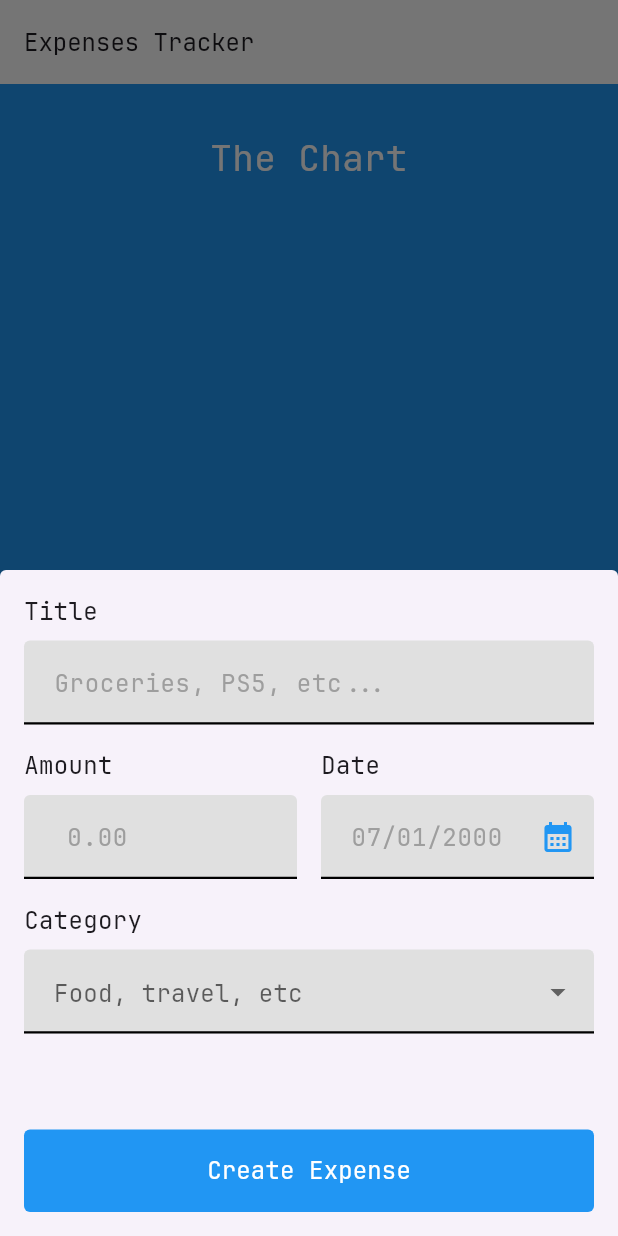
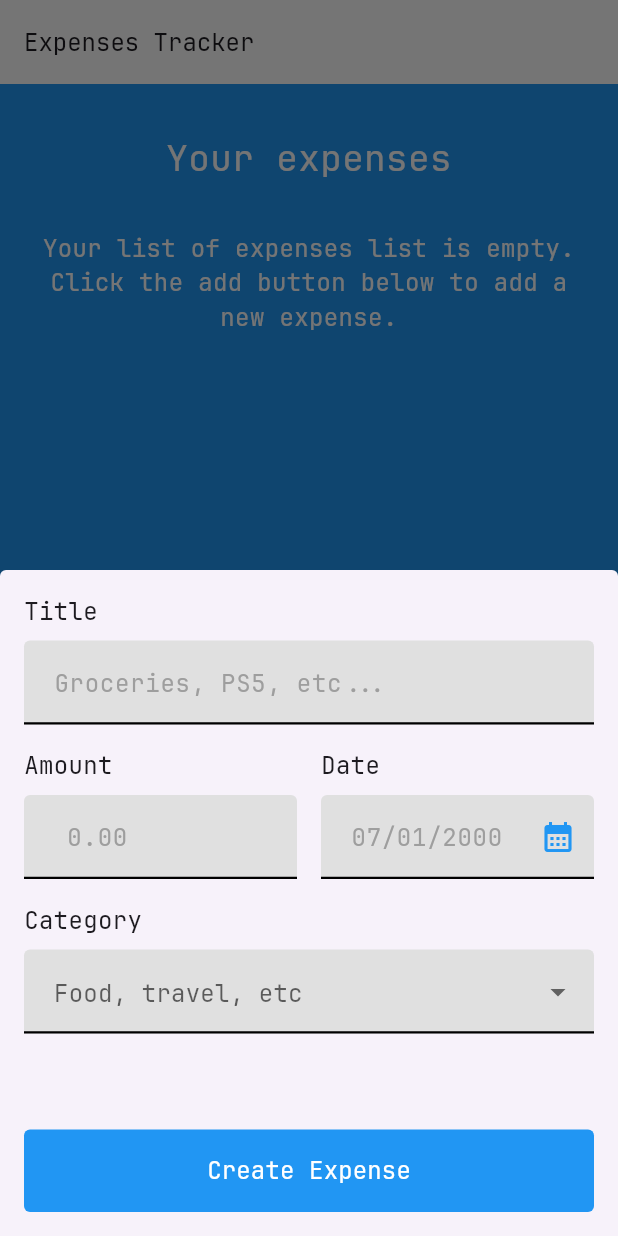
Before and after one commit to TNury/flutter_expenses_app, a Flutter app: the screen it shows after launch, after a tap on the "add" icon, on a phone screen of 412 x 824 dp. Run offline on Flutter 3.47's test engine with Material 2 defaults, Android fonts, the phone set to English and light mode, and no system bars.

Commit message:
feat: Create expense delition feature

```diff
--- a/lib/widgets/screens/expenses_screen.dart
+++ b/lib/widgets/screens/expenses_screen.dart
@@ -14,13 +14,13 @@ class ExpensesScreen extends StatefulWidget {
 class _ExpensesScreenState extends State<ExpensesScreen> {
   final List<Expense> _registeredExpenses = [];
 
-  void createExpense(Expense expense) {
+  void _createExpense(Expense expense, [int index = 0]) {
     setState(() {
-      _registeredExpenses.add(expense);
+      _registeredExpenses.insert(index, expense);
     });
   }
 
-  void removeExpense(Expense expense) {
+  void _removeExpense(Expense expense) {
     setState(() {
       _registeredExpenses.remove(expense);
     });
@@ -31,7 +31,7 @@ class _ExpensesScreenState extends State<ExpensesScreen> {
       context: context,
       isScrollControlled: true,
       builder: (modalContext) => ExpenseCreationModal(
-        createExpense: createExpense,
+        createExpense: _createExpense,
       ),
     );
   }
@@ -47,12 +47,12 @@ class _ExpensesScreenState extends State<ExpensesScreen> {
         child: Column(
           mainAxisSize: MainAxisSize.min,
           children: [
-            const Text(
-              'The Chart',
-              style: TextStyle(fontSize: 24, color: Colors.white),
-            ),
             Expanded(
-              child: ExpensesList(_registeredExpenses, removeExpense),
+              child: ExpensesList(
+                expensesList: _registeredExpenses,
+                removeExpense: _removeExpense,
+                createExpense: _createExpense,
+              ),
             ),
           ],
         ),
--- a/lib/widgets/ui/modals/expense_creation_modal.dart
+++ b/lib/widgets/ui/modals/expense_creation_modal.dart
@@ -10,7 +10,7 @@ class ExpenseCreationModal extends StatefulWidget {
     super.key,
   });
 
-  final Function(Expense expense) createExpense;
+  final Function(Expense expense, [int index]) createExpense;
 
   @override
   State<ExpenseCreationModal> createState() => _ExpenseCreationModalState();
--- a/lib/widgets/ui/specialized/expenses_list/expenses_list.dart
+++ b/lib/widgets/ui/specialized/expenses_list/expenses_list.dart
@@ -3,21 +3,74 @@ import 'package:flutter_expenses_tracker/models/expense.dart';
 import 'package:flutter_expenses_tracker/widgets/ui/specialized/expenses_list/expenses_list_item.dart';
 
 class ExpensesList extends StatelessWidget {
-  const ExpensesList(this.expensesList, this.removeExpense, {super.key});
+  const ExpensesList({
+    required this.expensesList,
+    required this.removeExpense,
+    required this.createExpense,
+    super.key,
+  });
 
   final List<Expense> expensesList;
-  final void Function(Expense) removeExpense;
+  final void Function(Expense expense) removeExpense;
+  final Function(Expense expense, [int index]) createExpense;
+
+  void _handleOnDismissed(BuildContext context, Expense expense, int index) {
+    removeExpense(expense);
+
+    final scaffoldMessenger = ScaffoldMessenger.of(context);
+
+    scaffoldMessenger.clearSnackBars();
+
+    scaffoldMessenger.showSnackBar(
+      SnackBar(
+        padding: const EdgeInsets.all(16),
+        backgroundColor: Colors.red,
+        duration: const Duration(seconds: 2),
+        content: Row(
+          mainAxisAlignment: MainAxisAlignment.spaceBetween,
+          children: [
+            const Text(
+              'Expense deleted.',
+              style: TextStyle(fontSize: 16),
+            ),
+            TextButton(
+              onPressed: () {
+                scaffoldMessenger.removeCurrentSnackBar();
+
+                createExpense(expense, index);
+              },
+              child: const Text(
+                'Undo',
+                style: TextStyle(
+                  fontSize: 16,
+                  color: Colors.white,
+                ),
+              ),
+            )
+          ],
+        ),
+      ),
+    );
+  }
 
   @override
   Widget build(context) {
-    if (expensesList.isNotEmpty) {
-      return ListView.builder(
+    return Column(
+      children: [
+        const Text(
+          'Your expenses',
+          style: TextStyle(fontSize: 24, color: Colors.white),
+        ),
+        const SizedBox(height: 32),
+        if (expensesList.isNotEmpty)
+          Expanded(
+            child: ListView.builder(
               itemCount: expensesList.length,
               itemBuilder: (context, index) {
                 return Dismissible(
                   key: ValueKey(expensesList[index]),
                   onDismissed: (_) {
-              removeExpense(expensesList[index]);
+                    _handleOnDismissed(context, expensesList[index], index);
                   },
                   background: Container(
                     margin: const EdgeInsets.all(4),
@@ -43,15 +96,17 @@ class ExpensesList extends StatelessWidget {
                   ),
                 );
               },
-      );
-    } else {
-      return const Center(
+            ),
+          ),
+        if (expensesList.isEmpty)
+          const Center(
             child: Text(
               'Your list of expenses list is empty. Click the add button below to add a new expense.',
               style: TextStyle(fontSize: 16, color: Colors.white),
               textAlign: TextAlign.center,
             ),
+          ),
+      ],
     );
   }
 }
-}
```
Lines whose indentation alone changed are shown as unchanged.
